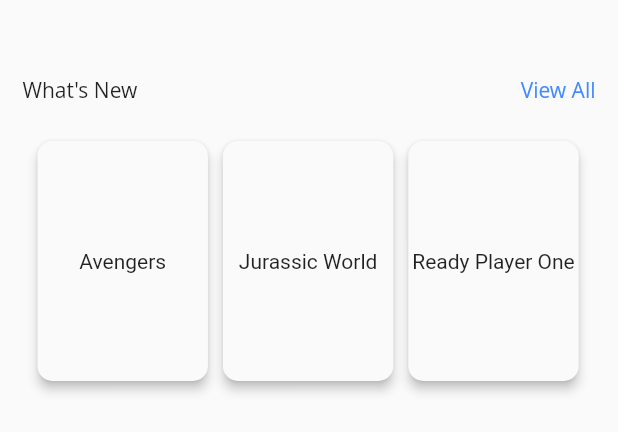
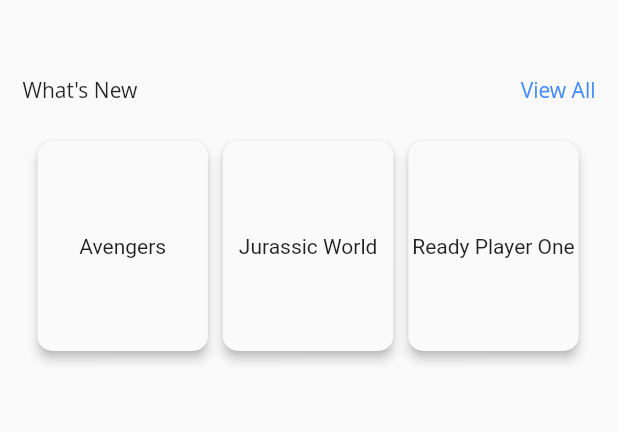
Before and after one commit to mwritter/Movie_App, a Flutter app: the MovieSection widget shown alone on an empty page, opened directly, on a phone screen of 412 x 824 dp. Shown: the top 432 px of the screen. Run offline on Flutter 3.47's test engine with Material 2 defaults, Android fonts, the phone set to English and light mode, and no system bars.

```diff
--- a/lib/components/section_view.dart
+++ b/lib/components/section_view.dart
@@ -20,7 +20,7 @@ class MovieSection extends StatelessWidget {
     return Container(
       padding: EdgeInsets.only(bottom: 5.0, left: 10.0, top: 10.0),
       width: size,
-      height: 175.0,
+      height: 155.0,
       child: Material(
         borderRadius: BorderRadius.circular(10.0),
         elevation: 3.0,
--- /dev/null
+++ b/lib/models/movies.dart
@@ -0,0 +1,14 @@
+class Movie {
+  final int id;
+  final double voteAverage;
+  final String title;
+  String image;
+
+  Movie({this.id, this.title, this.voteAverage, this.image}) {
+    _imageWithURL();
+  }
+
+  _imageWithURL() {
+    this.image = 'https://image.tmdb.org/t/p/w500/$image';
+  }
+}
--- a/lib/pages/landing.dart
+++ b/lib/pages/landing.dart
@@ -39,11 +39,12 @@ class LandingPage extends StatelessWidget {
         body: ListView(
           children: <Widget>[
             Container(
-              height: 250.0,
-              width: 300.0,
+              height: 150.0,
+              width: 250.0,
               child: HorizontalScroll(),
             ),
             MovieSection("What's New"),
+            MovieSection("Recommended for you"),
           ],
         ));
   }
```
Also changed, not shown: lib/components/horizontal_scroll.dart (+5 -3 lines).
